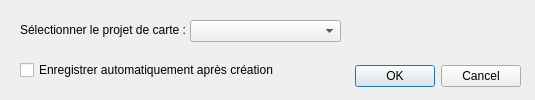
Old version of the form dialogs/project_settings/project_settings.ui in the repository paul-carteron/Qracines.
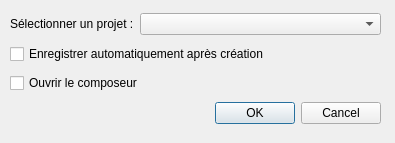
New version of the form.

Commit message: add open composeur capabilities

Patch:
```diff
--- a/dialogs/project_settings/project_settings.ui
+++ b/dialogs/project_settings/project_settings.ui
@@ -9,64 +9,69 @@
    <rect>
     <x>0</x>
     <y>0</y>
-    <width>535</width>
-    <height>100</height>
+    <width>395</width>
+    <height>143</height>
    </rect>
   </property>
   <property name="windowTitle">
    <string>Création de projet</string>
   </property>
-  <widget class="QDialogButtonBox" name="buttonBox">
+  <widget class="QWidget" name="verticalLayoutWidget">
    <property name="geometry">
     <rect>
      <x>10</x>
-     <y>60</y>
-     <width>511</width>
-     <height>32</height>
+     <y>10</y>
+     <width>371</width>
+     <height>121</height>
     </rect>
    </property>
-   <property name="orientation">
-    <enum>Qt::Horizontal</enum>
-   </property>
-   <property name="standardButtons">
-    <set>QDialogButtonBox::Cancel|QDialogButtonBox::Ok</set>
-   </property>
-  </widget>
-  <widget class="QCheckBox" name="checkBox_saved">
-   <property name="geometry">
-    <rect>
-     <x>20</x>
-     <y>60</y>
-     <width>341</width>
-     <height>20</height>
-    </rect>
-   </property>
-   <property name="text">
-    <string>Enregistrer automatiquement après création</string>
-   </property>
-  </widget>
-  <widget class="QLabel" name="label_project">
-   <property name="geometry">
-    <rect>
-     <x>20</x>
-     <y>20</y>
-     <width>181</width>
-     <height>20</height>
-    </rect>
-   </property>
-   <property name="text">
-    <string>Sélectionner le projet de carte :</string>
-   </property>
-  </widget>
-  <widget class="QComboBox" name="comboBox_projects">
-   <property name="geometry">
-    <rect>
-     <x>190</x>
-     <y>20</y>
-     <width>151</width>
-     <height>22</height>
-    </rect>
-   </property>
+   <layout class="QVBoxLayout" name="verticalLayout">
+    <item>
+     <layout class="QHBoxLayout" name="horizontalLayout" stretch="0,0">
+      <item>
+       <widget class="QLabel" name="label_project">
+        <property name="text">
+         <string>Sélectionner un projet :</string>
+        </property>
+       </widget>
+      </item>
+      <item>
+       <widget class="QComboBox" name="comboBox_projects">
+        <property name="sizePolicy">
+         <sizepolicy hsizetype="Expanding" vsizetype="Fixed">
+          <horstretch>0</horstretch>
+          <verstretch>0</verstretch>
+         </sizepolicy>
+        </property>
+       </widget>
+      </item>
+     </layout>
+    </item>
+    <item>
+     <widget class="QCheckBox" name="cb_save_project">
+      <property name="text">
+       <string>Enregistrer automatiquement après création</string>
+      </property>
+     </widget>
+    </item>
+    <item>
+     <widget class="QCheckBox" name="cb_composeur">
+      <property name="text">
+       <string>Ouvrir le composeur</string>
+      </property>
+     </widget>
+    </item>
+    <item>
+     <widget class="QDialogButtonBox" name="buttonBox">
+      <property name="orientation">
+       <enum>Qt::Horizontal</enum>
+      </property>
+      <property name="standardButtons">
+       <set>QDialogButtonBox::Cancel|QDialogButtonBox::Ok</set>
+      </property>
+     </widget>
+    </item>
+   </layout>
   </widget>
  </widget>
  <resources/>
```
The commit also changes 2 other files.
